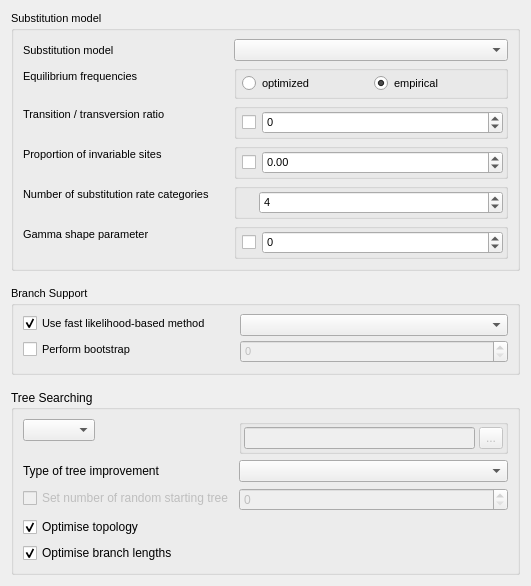
Before: the Qt Designer form src/plugins/external_tool_support/src/ui/PhyMLDialog.ui in violethaze74/ugene, drawn with Qt 5.
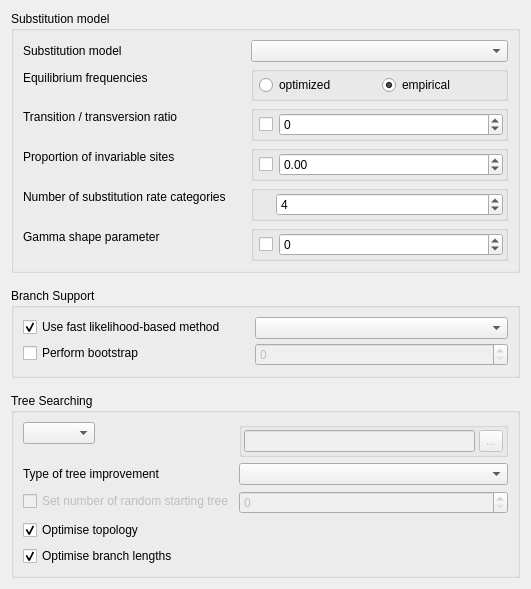
After: the same form once the commit is applied.

Commit message: UGENE-3642 - bad layout it build tree dialog on mac

What changed in the file:
```diff
--- a/src/plugins/external_tool_support/src/ui/PhyMLDialog.ui
+++ b/src/plugins/external_tool_support/src/ui/PhyMLDialog.ui
@@ -13,7 +13,7 @@
     <x>0</x>
     <y>0</y>
     <width>531</width>
-    <height>508</height>
+    <height>551</height>
    </rect>
   </property>
   <property name="minimumSize">
@@ -33,20 +33,17 @@
     <number>15</number>
    </property>
    <property name="sizeConstraint">
-    <enum>QLayout::SetMinimumSize</enum>
+    <enum>QLayout::SetMinAndMaxSize</enum>
    </property>
    <item>
     <widget class="QGroupBox" name="subModelGroup">
-     <property name="font">
-      <font>
-       <family>MS Shell Dlg 2</family>
-       <pointsize>8</pointsize>
-      </font>
-     </property>
      <property name="title">
       <string>Substitution model</string>
      </property>
      <layout class="QFormLayout" name="formLayout_2">
+      <property name="sizeConstraint">
+       <enum>QLayout::SetMinAndMaxSize</enum>
+      </property>
       <property name="horizontalSpacing">
        <number>25</number>
       </property>
@@ -86,6 +83,9 @@
          <property name="spacing">
           <number>5</number>
          </property>
+         <property name="sizeConstraint">
+          <enum>QLayout::SetMinAndMaxSize</enum>
+         </property>
          <property name="leftMargin">
           <number>5</number>
          </property>
@@ -100,9 +100,6 @@
          </property>
          <item>
           <widget class="QRadioButton" name="freqOptimRadio">
-           <property name="layoutDirection">
-            <enum>Qt::LeftToRight</enum>
-           </property>
            <property name="text">
             <string>optimized</string>
            </property>
@@ -134,6 +131,9 @@
          <string/>
         </property>
         <layout class="QHBoxLayout" name="horizontalLayout_5">
+         <property name="sizeConstraint">
+          <enum>QLayout::SetMinAndMaxSize</enum>
+         </property>
          <property name="leftMargin">
           <number>5</number>
          </property>
@@ -195,6 +195,9 @@
          <string/>
         </property>
         <layout class="QHBoxLayout" name="horizontalLayout_6">
+         <property name="sizeConstraint">
+          <enum>QLayout::SetMinAndMaxSize</enum>
+         </property>
          <property name="leftMargin">
           <number>5</number>
          </property>
@@ -265,6 +268,9 @@
          <string/>
         </property>
         <layout class="QHBoxLayout" name="horizontalLayout_2" stretch="0">
+         <property name="sizeConstraint">
+          <enum>QLayout::SetMinAndMaxSize</enum>
+         </property>
          <property name="leftMargin">
           <number>22</number>
          </property>
@@ -321,6 +327,9 @@
          <string/>
         </property>
         <layout class="QHBoxLayout" name="horizontalLayout_7">
+         <property name="sizeConstraint">
+          <enum>QLayout::SetMinAndMaxSize</enum>
+         </property>
          <property name="leftMargin">
           <number>5</number>
          </property>
@@ -374,11 +383,6 @@
    </item>
    <item>
     <widget class="QGroupBox" name="groupBox">
-     <property name="font">
-      <font>
-       <pointsize>8</pointsize>
-      </font>
-     </property>
      <property name="title">
       <string>Branch Support</string>
      </property>
@@ -386,6 +390,9 @@
       <bool>false</bool>
      </property>
      <layout class="QFormLayout" name="formLayout">
+      <property name="sizeConstraint">
+       <enum>QLayout::SetMinAndMaxSize</enum>
+      </property>
       <property name="fieldGrowthPolicy">
        <enum>QFormLayout::AllNonFixedFieldsGrow</enum>
       </property>
@@ -449,6 +456,9 @@
       <string>Tree Searching</string>
      </property>
      <layout class="QFormLayout" name="formLayout_3">
+      <property name="sizeConstraint">
+       <enum>QLayout::SetMinAndMaxSize</enum>
+      </property>
       <property name="fieldGrowthPolicy">
        <enum>QFormLayout::AllNonFixedFieldsGrow</enum>
       </property>
@@ -458,7 +468,29 @@
       <property name="verticalSpacing">
        <number>6</number>
       </property>
-      <item row="2" column="1">
+      <item row="0" column="0">
+       <widget class="QComboBox" name="treeTypesCombo">
+        <property name="sizePolicy">
+         <sizepolicy hsizetype="Preferred" vsizetype="Fixed">
+          <horstretch>0</horstretch>
+          <verstretch>0</verstretch>
+         </sizepolicy>
+        </property>
+        <property name="minimumSize">
+         <size>
+          <width>0</width>
+          <height>0</height>
+         </size>
+        </property>
+        <property name="maxCount">
+         <number>20</number>
+        </property>
+        <property name="sizeAdjustPolicy">
+         <enum>QComboBox::AdjustToContentsOnFirstShow</enum>
+        </property>
+       </widget>
+      </item>
+      <item row="0" column="1">
        <widget class="QGroupBox" name="inputTreeGroupBox">
         <property name="enabled">
          <bool>false</bool>
@@ -476,6 +508,9 @@
          <property name="spacing">
           <number>4</number>
          </property>
+         <property name="sizeConstraint">
+          <enum>QLayout::SetMinAndMaxSize</enum>
+         </property>
          <property name="margin">
           <number>2</number>
          </property>
@@ -505,7 +540,7 @@
         </layout>
        </widget>
       </item>
-      <item row="3" column="0">
+      <item row="1" column="0">
        <widget class="QLabel" name="label_2">
         <property name="text">
          <string>Type of tree improvement</string>
@@ -515,27 +550,17 @@
         </property>
        </widget>
       </item>
-      <item row="3" column="1">
+      <item row="1" column="1">
        <widget class="QComboBox" name="treeImprovementsCombo"/>
       </item>
-      <item row="4" column="0">
-       <widget class="QCheckBox" name="treeNumbersCheckbox">
-        <property name="enabled">
-         <bool>false</bool>
-        </property>
-        <property name="text">
-         <string>Set number of random starting tree</string>
-        </property>
-       </widget>
-      </item>
-      <item row="4" column="1">
+      <item row="2" column="1">
        <widget class="QSpinBox" name="treeNumbersSpinBox">
         <property name="enabled">
          <bool>false</bool>
         </property>
        </widget>
       </item>
-      <item row="5" column="0">
+      <item row="3" column="0">
        <widget class="QCheckBox" name="optTopologyCheckbox">
         <property name="text">
          <string>Optimise topology</string>
@@ -545,7 +570,7 @@
         </property>
        </widget>
       </item>
-      <item row="6" column="0">
+      <item row="4" column="0">
        <widget class="QCheckBox" name="optBranchCheckbox">
         <property name="text">
          <string>Optimise branch lengths</string>
@@ -556,24 +581,12 @@
        </widget>
       </item>
       <item row="2" column="0">
-       <widget class="QComboBox" name="treeTypesCombo">
-        <property name="sizePolicy">
-         <sizepolicy hsizetype="Preferred" vsizetype="Fixed">
-          <horstretch>0</horstretch>
-          <verstretch>0</verstretch>
-         </sizepolicy>
+       <widget class="QCheckBox" name="treeNumbersCheckbox">
+        <property name="enabled">
+         <bool>false</bool>
         </property>
-        <property name="minimumSize">
-         <size>
-          <width>0</width>
-          <height>0</height>
-         </size>
-        </property>
-        <property name="maxCount">
-         <number>20</number>
-        </property>
-        <property name="sizeAdjustPolicy">
-         <enum>QComboBox::AdjustToContentsOnFirstShow</enum>
+        <property name="text">
+         <string>Set number of random starting tree</string>
         </property>
        </widget>
       </item>
```
The commit also changes 1 other file.
